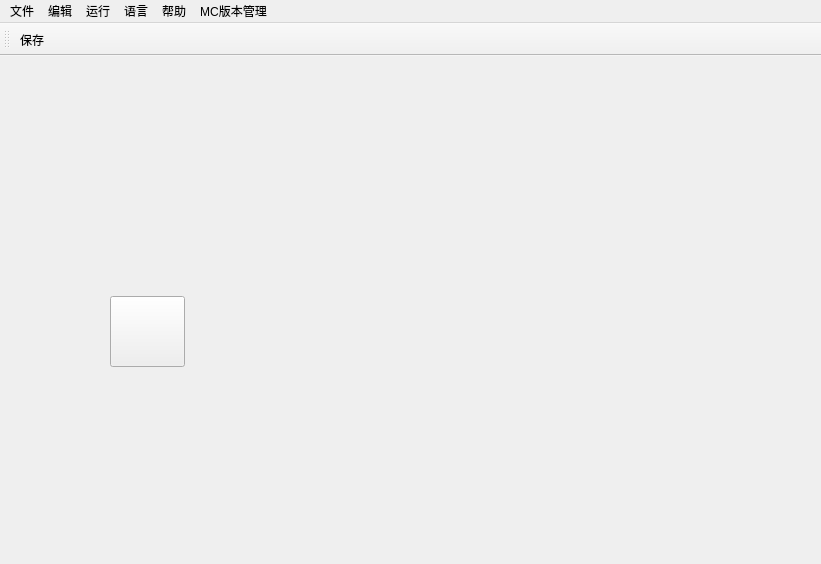
This is UI/DatapacksEditors.ui in Wzp-2008/DatapacksEditors as Qt 5 draws it before an edit. The edited form follows.
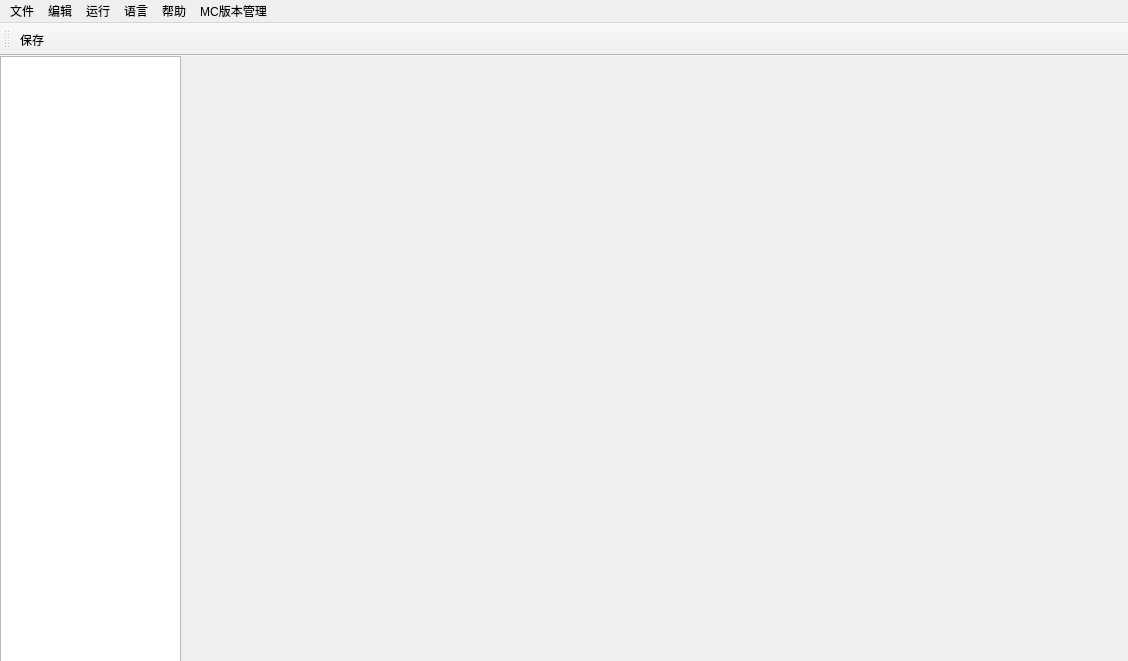
This is the edited form.

Diff of the .ui file:
```diff
--- a/UI/DatapacksEditors.ui
+++ b/UI/DatapacksEditors.ui
@@ -6,8 +6,8 @@
    <rect>
     <x>0</x>
     <y>0</y>
-    <width>821</width>
-    <height>564</height>
+    <width>1128</width>
+    <height>661</height>
    </rect>
   </property>
   <property name="sizePolicy">
@@ -20,18 +20,15 @@
    <string>MainWindow</string>
   </property>
   <widget class="QWidget" name="centralwidget">
-   <widget class="QPushButton" name="pushButton">
+   <widget class="QTreeView" name="fileTree">
     <property name="geometry">
      <rect>
-      <x>110</x>
-      <y>240</y>
-      <width>75</width>
-      <height>71</height>
+      <x>0</x>
+      <y>0</y>
+      <width>181</width>
+      <height>611</height>
      </rect>
     </property>
-    <property name="text">
-     <string/>
-    </property>
    </widget>
   </widget>
   <widget class="QMenuBar" name="menubar">
@@ -39,7 +36,7 @@
     <rect>
      <x>0</x>
      <y>0</y>
-     <width>821</width>
+     <width>1128</width>
      <height>22</height>
     </rect>
    </property>
```
